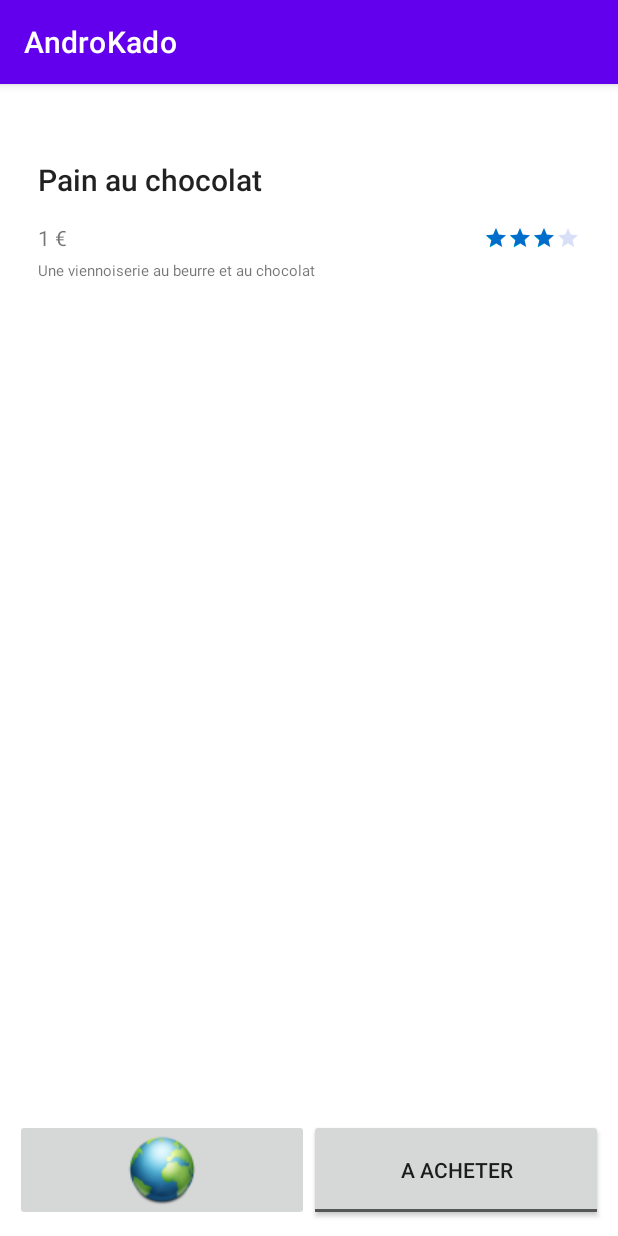
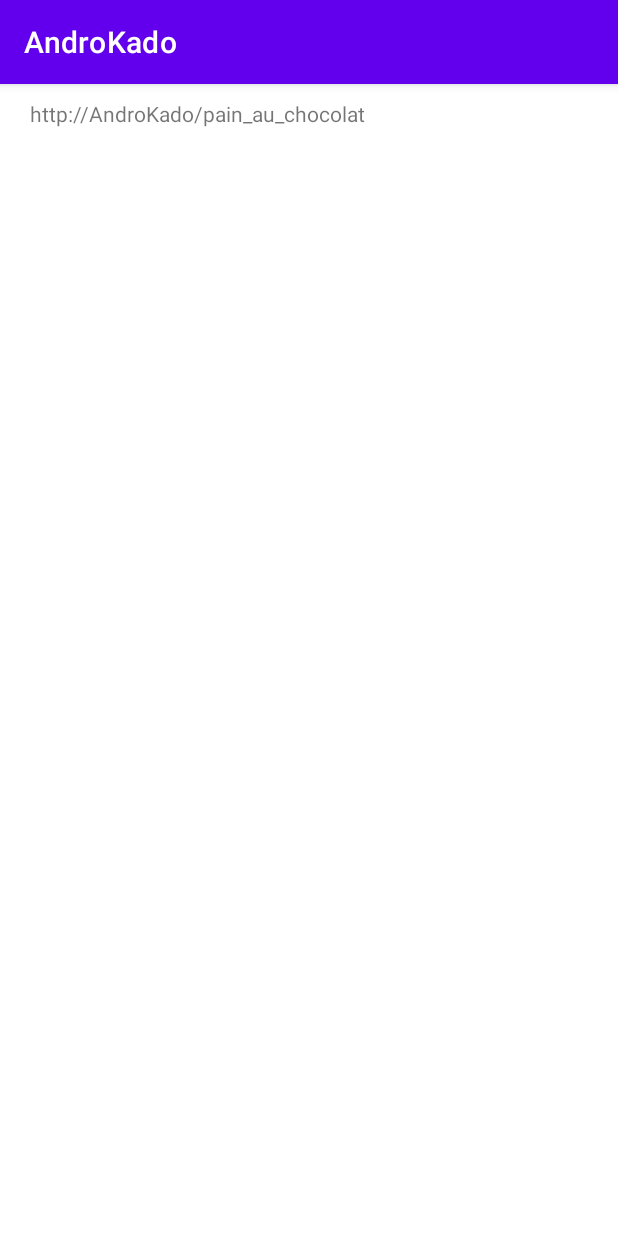
Before and after one commit to claireb772/AndroKado, an Android app: the screen it shows after launch (MainActivity before the commit, InfoUrlActivity after it), after a tap on an icon or button, on a phone screen of 412 x 824 dp. Run offline under Robolectric (Android 15) with nearby library versions, the phone set to English and light mode, and no system bars.

```diff
--- a/app/src/main/AndroidManifest.xml
+++ b/app/src/main/AndroidManifest.xml
@@ -10,6 +10,9 @@
         android:supportsRtl="true"
         android:theme="@style/Theme.AndroKado">
         <activity
+            android:name=".InfoUrlActivity"
+            android:exported="false" />
+        <activity
             android:name=".MainActivity"
             android:exported="true">
             <intent-filter>
--- a/app/src/main/java/com/example/androkado/Article.java
+++ /dev/null
@@ -1,70 +0,0 @@
-package com.example.androkado;
-
-public class Article {
-    private String nom;
-    private int prix;
-    private String description;
-    private float note;
-    private String url;
-    private boolean isAchete;
-
-    public Article(String nom, int prix, String description, float note, String url, boolean isAchete) {
-        this.nom = nom;
-        this.prix = prix;
-        this.description = description;
-        this.note = note;
-        this.url = url;
-        this.isAchete = isAchete;
-    }
-
-    public Article() {
-    }
-
-    public String getNom() {
-        return nom;
-    }
-
-    public void setNom(String nom) {
-        this.nom = nom;
-    }
-
-    public int getPrix() {
-        return prix;
-    }
-
-    public void setPrix(int prix) {
-        this.prix = prix;
-    }
-
-    public String getDescription() {
-        return description;
-    }
-
-    public void setDescription(String description) {
-        this.description = description;
-    }
-
-    public float getNote() {
-        return note;
-    }
-
-    public void setNote(float note) {
-        this.note = note;
-    }
-
-    public String getUrl() {
-        return url;
-    }
-
-    public void setUrl(String url) {
-        this.url = url;
-    }
-
-    public boolean isAchete() {
-        return isAchete;
-    }
-
-    public void setAchete(boolean achete) {
-        isAchete = achete;
-    }
-}
--- /dev/null
+++ b/app/src/main/java/com/example/androkado/InfoUrlActivity.java
@@ -0,0 +1,22 @@
+package com.example.androkado;
+
+import androidx.appcompat.app.AppCompatActivity;
+
+import android.content.Intent;
+import android.os.Bundle;
+import android.widget.TextView;
+
+import com.example.androkado.bo.Article;
+
+public class InfoUrlActivity extends AppCompatActivity {
+
+    @Override
+    protected void onCreate(Bundle savedInstanceState) {
+        super.onCreate(savedInstanceState);
+        setContentView(R.layout.activity_info_url);
+        Intent intent = getIntent();
+        Article article = intent.getParcelableExtra("article");
+        TextView urlArticle = findViewById(R.id.urlArticle);
+        urlArticle.setText(article.getUrl());
+    }
+}
--- a/app/src/main/java/com/example/androkado/MainActivity.java
+++ b/app/src/main/java/com/example/androkado/MainActivity.java
@@ -2,11 +2,16 @@ package com.example.androkado;
 
 import androidx.appcompat.app.AppCompatActivity;
 
+import android.content.Intent;
 import android.os.Bundle;
+import android.util.Log;
 import android.view.View;
 import android.widget.RatingBar;
 import android.widget.TextView;
 import android.widget.Toast;
+import android.widget.ToggleButton;
+
+import com.example.androkado.bo.Article;
 
 public class MainActivity extends AppCompatActivity {
     public Article article;
@@ -15,11 +20,11 @@ public class MainActivity extends AppCompatActivity {
     protected void onCreate(Bundle savedInstanceState) {
         super.onCreate(savedInstanceState);
         setContentView(R.layout.activity_main);
-        article = new Article("Pain au chocolat", 1, "Une viennoiserie au beurre et au chocolat", 3, "http://AndroKado/pain_au_chocolat", false);
+        article = new Article("Pain au chocolat", 1f, "Une viennoiserie au beurre et au chocolat", 3, "http://AndroKado/pain_au_chocolat", false);
         TextView nomProduit = findViewById(R.id.nom_produit);
         nomProduit.setText(article.getNom());
         TextView prix = findViewById(R.id.prix_produit);
-        prix.setText(String.format("%s €", String.valueOf(article.getPrix())));
+        prix.setText(String.format("%s €", article.getPrix()));
         RatingBar ratingBar = findViewById(R.id.ratingBar);
         ratingBar.setRating(article.getNote());
         TextView description = findViewById(R.id.description_produit);
@@ -29,11 +34,16 @@ public class MainActivity extends AppCompatActivity {
 
 
     public void onClickDisplayURL(View view) {
+        Intent intent = new Intent(this,InfoUrlActivity.class);
+        intent.putExtra("article", article);
+        startActivity(intent);
 
-        Toast.makeText(this, article.getUrl(), Toast.LENGTH_SHORT).show();
     }
 
     public void onClickBuyItem(View view) {
-        article.setAchete(!article.isAchete());
+      //  article.setAchete(!article.isAchete());
+        ToggleButton toggleButton = (ToggleButton) view;
+        article.setAchete(toggleButton.isChecked());
+        Log.i("INFO", String.format("L'article acheté : %s", article.isAchete()));
     }
 }
--- /dev/null
+++ b/app/src/main/res/layout/activity_info_url.xml
@@ -0,0 +1,19 @@
+<?xml version="1.0" encoding="utf-8"?>
+<androidx.constraintlayout.widget.ConstraintLayout xmlns:android="http://schemas.android.com/apk/res/android"
+    xmlns:app="http://schemas.android.com/apk/res-auto"
+    xmlns:tools="http://schemas.android.com/tools"
+    android:layout_width="match_parent"
+    android:layout_height="match_parent"
+    android:layout_margin="10dp"
+    tools:context=".InfoUrlActivity">
+
+    <TextView
+        android:id="@+id/urlArticle"
+        android:layout_width="wrap_content"
+        android:layout_height="wrap_content"
+        android:text="TextView"
+        app:layout_constraintTop_toTopOf="parent"
+        app:layout_constraintLeft_toLeftOf="parent"
+        android:layout_marginLeft="10dp" />
+
+</androidx.constraintlayout.widget.ConstraintLayout>
--- a/app/src/main/res/layout/activity_main.xml
+++ b/app/src/main/res/layout/activity_main.xml
@@ -11,7 +11,7 @@
         android:id="@+id/nom_produit"
         android:layout_width="wrap_content"
         android:layout_height="wrap_content"
-        android:text=""
+        android:text="Pain au chocolat"
         app:layout_constraintTop_toTopOf="parent"
         app:layout_constraintLeft_toLeftOf="parent"
         android:layout_marginTop="40dp"
@@ -26,7 +26,7 @@
         android:layout_width="wrap_content"
         android:layout_height="wrap_content"
         android:ems="10"
-        android:text=""
+        android:text="1.0€"
         app:layout_constraintTop_toBottomOf="@id/nom_produit"
         app:layout_constraintLeft_toLeftOf="parent"
         android:layout_margin="15dp"
@@ -52,7 +52,7 @@
         android:id="@+id/description_produit"
         android:layout_width="wrap_content"
         android:layout_height="wrap_content"
-        android:text=""
+        android:text="Une viennoiserie au beurre et au chocolat"
         app:layout_constraintTop_toBottomOf="@id/prix_produit"
         app:layout_constraintLeft_toLeftOf="parent"
         android:layout_marginLeft="15dp"
```
Also changed, not shown: app/src/main/java/com/example/androkado/bo/Article.java (added, +112 -0 lines).
